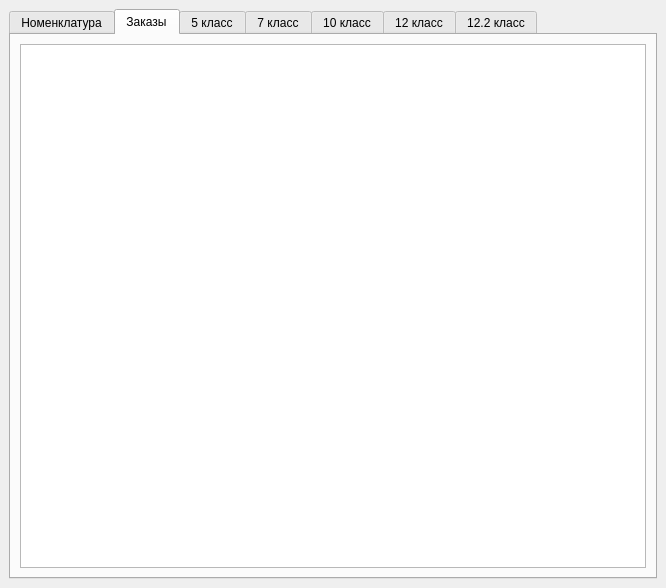
The window that design.ui (iparinile/workload_knitting_machines) describes before a commit, drawn with Qt 5.
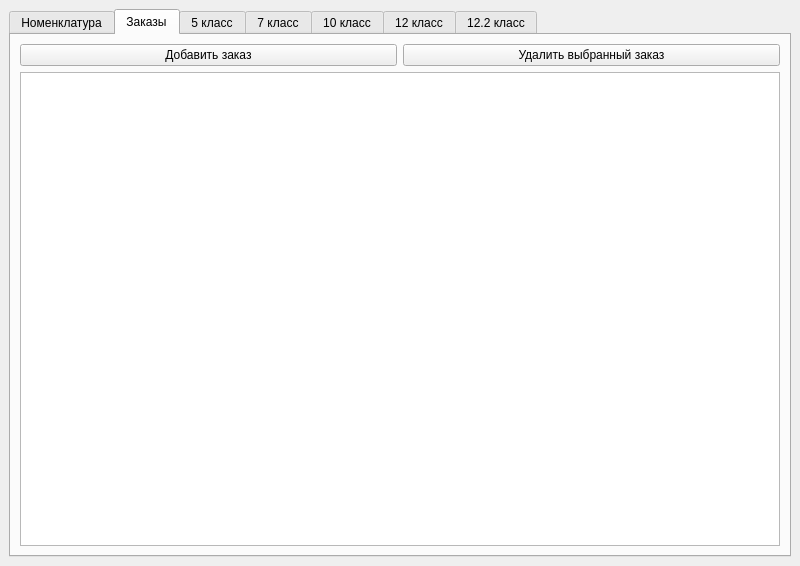
The same window after the commit. The open tabs and pages were chosen to show the change.

Commit message: reformat create order

```diff
--- a/design.ui
+++ b/design.ui
@@ -6,8 +6,8 @@
    <rect>
     <x>0</x>
     <y>0</y>
-    <width>666</width>
-    <height>588</height>
+    <width>800</width>
+    <height>566</height>
    </rect>
   </property>
   <property name="windowTitle">
@@ -85,7 +85,21 @@
         <string>Заказы</string>
        </attribute>
        <layout class="QGridLayout" name="gridLayout_3">
-        <item row="0" column="0">
+        <item row="1" column="0">
+         <widget class="QPushButton" name="pushButton_create_order">
+          <property name="text">
+           <string>Добавить заказ</string>
+          </property>
+         </widget>
+        </item>
+        <item row="1" column="1">
+         <widget class="QPushButton" name="pushButton_delete_selected_order">
+          <property name="text">
+           <string>Удалить выбранный заказ</string>
+          </property>
+         </widget>
+        </item>
+        <item row="2" column="0" colspan="2">
          <widget class="QTableWidget" name="tableWidget_orders">
           <property name="sortingEnabled">
            <bool>true</bool>
```
The commit also changes 5 other files.
